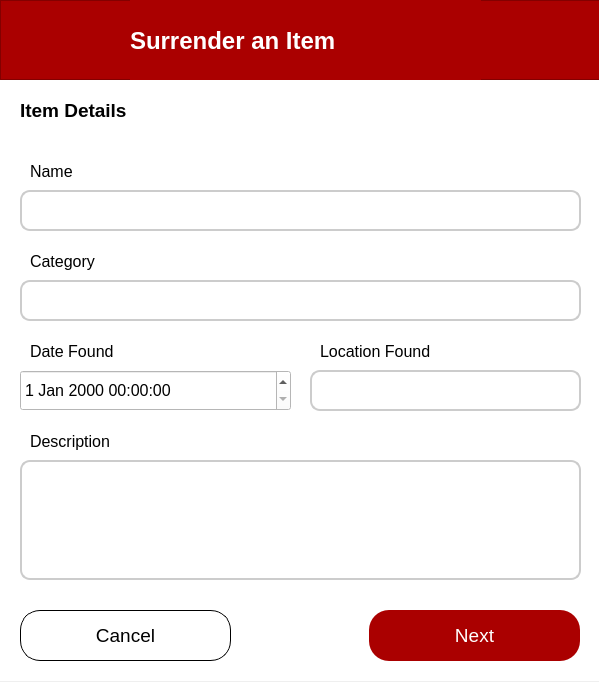
brexer/lost-and-found-system, file src/frontend/surrenderItem.ui: the form before one commit.
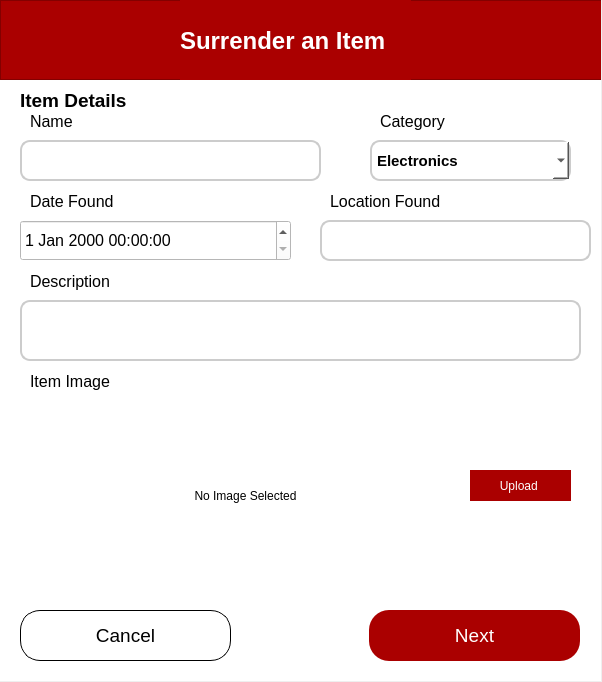
The form after the commit. The open tabs and pages were chosen to show the change.

Patch:
```diff
--- a/src/frontend/surrenderItem.ui
+++ b/src/frontend/surrenderItem.ui
@@ -6,7 +6,7 @@
    <rect>
     <x>0</x>
     <y>0</y>
-    <width>599</width>
+    <width>602</width>
     <height>682</height>
    </rect>
   </property>
@@ -33,7 +33,7 @@
      <property name="geometry">
       <rect>
        <x>20</x>
-       <y>90</y>
+       <y>80</y>
        <width>191</width>
        <height>41</height>
       </rect>
@@ -53,8 +53,8 @@
      <property name="geometry">
       <rect>
        <x>20</x>
-       <y>190</y>
-       <width>561</width>
+       <y>140</y>
+       <width>301</width>
        <height>41</height>
       </rect>
      </property>
@@ -65,12 +65,15 @@
         padding: 5px;
     }</string>
      </property>
+     <property name="text">
+      <string/>
+     </property>
     </widget>
     <widget class="QLabel" name="label_3">
      <property name="geometry">
       <rect>
        <x>30</x>
-       <y>160</y>
+       <y>110</y>
        <width>80</width>
        <height>23</height>
       </rect>
@@ -84,46 +87,11 @@
       <string>Name</string>
      </property>
     </widget>
-    <widget class="QLineEdit" name="categoryEdit">
-     <property name="geometry">
-      <rect>
-       <x>20</x>
-       <y>280</y>
-       <width>561</width>
-       <height>41</height>
-      </rect>
-     </property>
-     <property name="styleSheet">
-      <string notr="true">QLineEdit {
-        border: 2px solid #ccc;
-        border-radius: 10px;
-        padding: 5px;
-    }</string>
-     </property>
-    </widget>
-    <widget class="QLabel" name="label_4">
-     <property name="geometry">
-      <rect>
-       <x>30</x>
-       <y>250</y>
-       <width>191</width>
-       <height>23</height>
-      </rect>
-     </property>
-     <property name="font">
-      <font>
-       <pointsize>12</pointsize>
-      </font>
-     </property>
-     <property name="text">
-      <string>Category</string>
-     </property>
-    </widget>
     <widget class="QLineEdit" name="locationFoundEdit">
      <property name="geometry">
       <rect>
-       <x>310</x>
-       <y>370</y>
+       <x>320</x>
+       <y>220</y>
        <width>271</width>
        <height>41</height>
       </rect>
@@ -140,7 +108,7 @@
      <property name="geometry">
       <rect>
        <x>30</x>
-       <y>340</y>
+       <y>190</y>
        <width>191</width>
        <height>23</height>
       </rect>
@@ -157,8 +125,8 @@
     <widget class="QLabel" name="label_6">
      <property name="geometry">
       <rect>
-       <x>320</x>
-       <y>340</y>
+       <x>330</x>
+       <y>190</y>
        <width>211</width>
        <height>23</height>
       </rect>
@@ -176,9 +144,9 @@
      <property name="geometry">
       <rect>
        <x>20</x>
-       <y>460</y>
+       <y>300</y>
        <width>561</width>
-       <height>120</height>
+       <height>61</height>
       </rect>
      </property>
      <property name="styleSheet">
@@ -188,12 +156,15 @@
         padding: 5px;
     }</string>
      </property>
+     <property name="text">
+      <string/>
+     </property>
     </widget>
     <widget class="QLabel" name="label_7">
      <property name="geometry">
       <rect>
        <x>30</x>
-       <y>430</y>
+       <y>270</y>
        <width>191</width>
        <height>23</height>
       </rect>
@@ -292,9 +263,9 @@
      <widget class="QLabel" name="label_11">
       <property name="geometry">
        <rect>
-        <x>130</x>
+        <x>180</x>
         <y>0</y>
-        <width>351</width>
+        <width>231</width>
         <height>81</height>
        </rect>
       </property>
@@ -317,7 +288,7 @@
      <property name="geometry">
       <rect>
        <x>20</x>
-       <y>370</y>
+       <y>220</y>
        <width>271</width>
        <height>41</height>
       </rect>
@@ -328,6 +299,150 @@
       </font>
      </property>
     </widget>
+    <widget class="QLabel" name="label_14">
+     <property name="geometry">
+      <rect>
+       <x>380</x>
+       <y>110</y>
+       <width>191</width>
+       <height>23</height>
+      </rect>
+     </property>
+     <property name="font">
+      <font>
+       <pointsize>12</pointsize>
+      </font>
+     </property>
+     <property name="text">
+      <string>Category</string>
+     </property>
+    </widget>
+    <widget class="QComboBox" name="comboBox_2">
+     <property name="geometry">
+      <rect>
+       <x>370</x>
+       <y>140</y>
+       <width>201</width>
+       <height>41</height>
+      </rect>
+     </property>
+     <property name="font">
+      <font>
+       <pointsize>11</pointsize>
+       <weight>75</weight>
+       <bold>true</bold>
+      </font>
+     </property>
+     <property name="styleSheet">
+      <string notr="true">QComboBox {
+        border: 2px solid #ccc;
+        border-radius: 10px;
+        padding: 5px;
+    }</string>
+     </property>
+     <item>
+      <property name="text">
+       <string>Electronics</string>
+      </property>
+     </item>
+     <item>
+      <property name="text">
+       <string>School Supplies</string>
+      </property>
+     </item>
+     <item>
+      <property name="text">
+       <string>Clothing and Accessories</string>
+      </property>
+     </item>
+     <item>
+      <property name="text">
+       <string>I.D Cards</string>
+      </property>
+     </item>
+     <item>
+      <property name="text">
+       <string>Wallets </string>
+      </property>
+     </item>
+     <item>
+      <property name="text">
+       <string>Keys</string>
+      </property>
+     </item>
+     <item>
+      <property name="text">
+       <string>Personal Items</string>
+      </property>
+     </item>
+     <item>
+      <property name="text">
+       <string>Others</string>
+      </property>
+     </item>
+    </widget>
+    <widget class="QPushButton" name="pushButton">
+     <property name="geometry">
+      <rect>
+       <x>470</x>
+       <y>470</y>
+       <width>101</width>
+       <height>31</height>
+      </rect>
+     </property>
+     <property name="styleSheet">
+      <string notr="true">QPushButton {
+        background-color: rgb(170, 0, 0);
+        color: white;
+        border: none;
+        border-radius: 20px;
+        padding: 8px 16px;
+    }
+    QPushButton:hover {
+        background-color: #800000;
+    }
+    QPushButton:pressed {
+        background-color: #4d0000;
+    }</string>
+     </property>
+     <property name="text">
+      <string>Upload </string>
+     </property>
+    </widget>
+    <widget class="QLabel" name="itemImagePreview">
+     <property name="geometry">
+      <rect>
+       <x>30</x>
+       <y>400</y>
+       <width>431</width>
+       <height>191</height>
+      </rect>
+     </property>
+     <property name="text">
+      <string>No Image Selected</string>
+     </property>
+     <property name="alignment">
+      <set>Qt::AlignCenter</set>
+     </property>
+    </widget>
+    <widget class="QLabel" name="label_15">
+     <property name="geometry">
+      <rect>
+       <x>30</x>
+       <y>370</y>
+       <width>111</width>
+       <height>23</height>
+      </rect>
+     </property>
+     <property name="font">
+      <font>
+       <pointsize>12</pointsize>
+      </font>
+     </property>
+     <property name="text">
+      <string>Item Image</string>
+     </property>
+    </widget>
    </widget>
    <widget class="QWidget" name="personPage">
     <widget class="QLabel" name="label_8">
```
Left out of the diff: 121 changed lines with no effect on the pictures.
